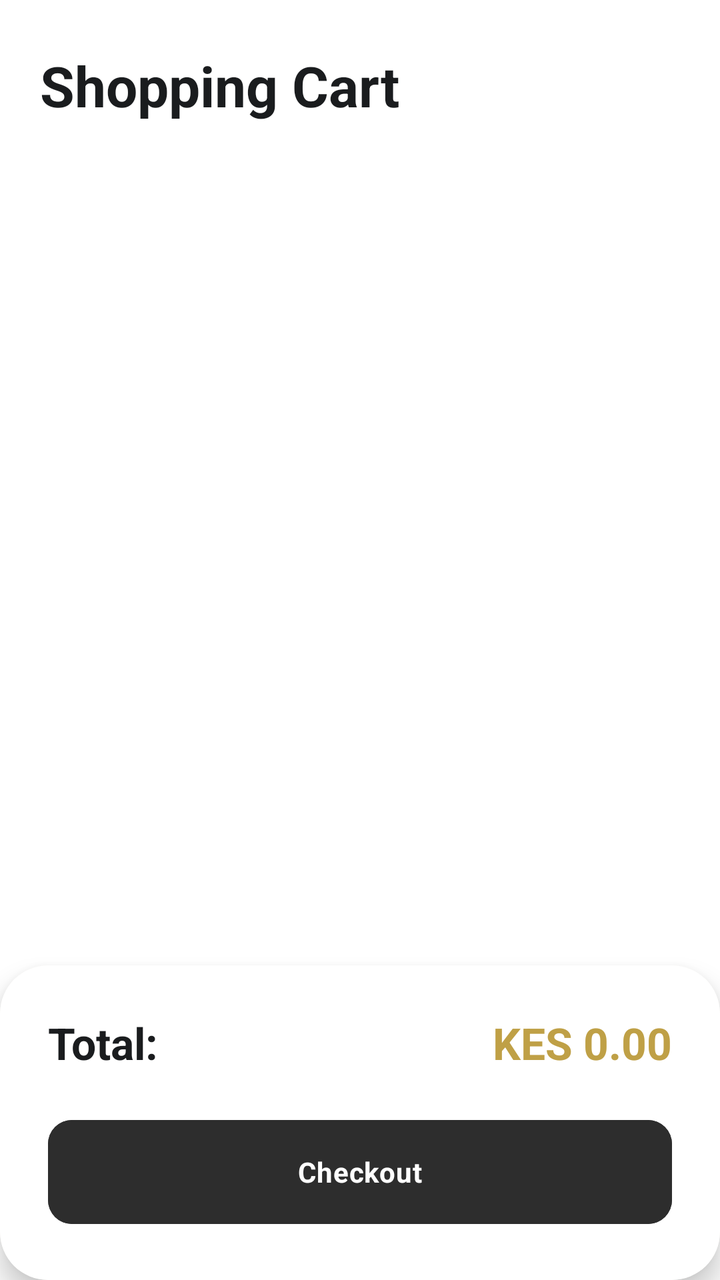
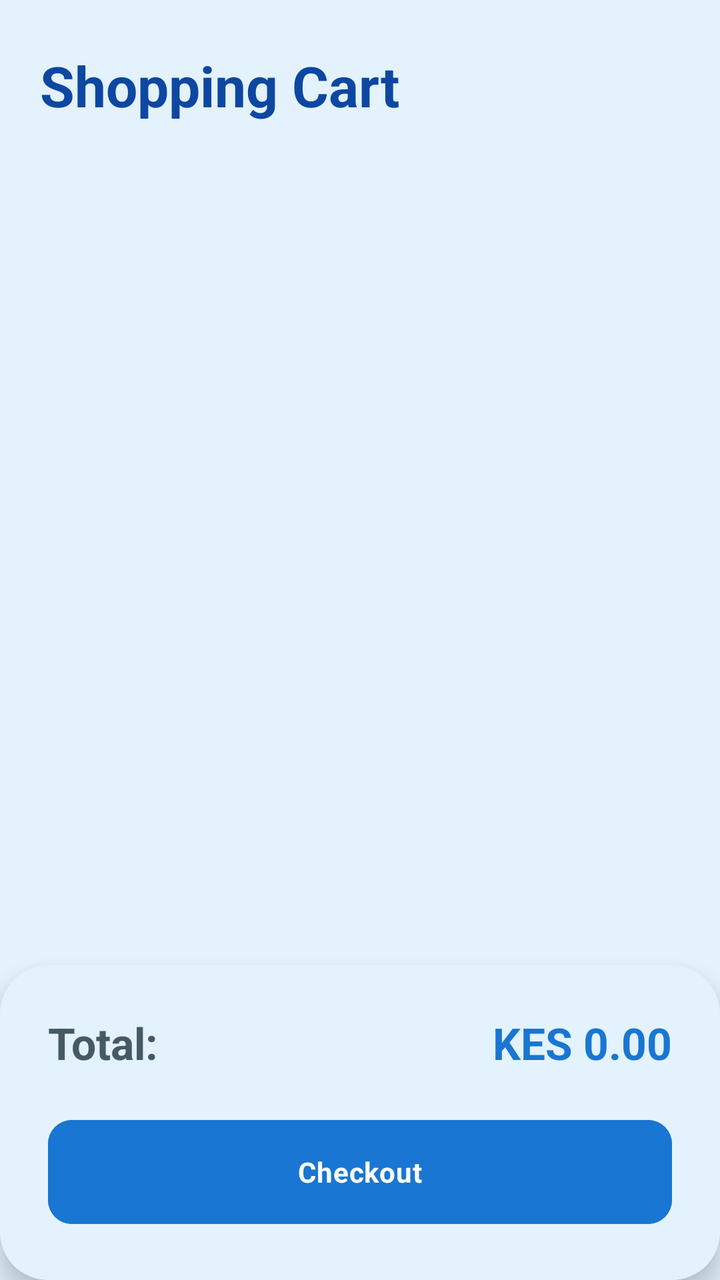

Screens rendered from an Android XML layout before and after an edit, with the pre-edit source and the edit as a unified diff.
<!-- AndroidManifest.xml: application theme Theme.StyleNestBoutique -->
<!-- res/layout/fragment_cart.xml -->
<?xml version="1.0" encoding="utf-8"?>
<androidx.constraintlayout.widget.ConstraintLayout xmlns:android="http://schemas.android.com/apk/res/android"
    xmlns:app="http://schemas.android.com/apk/res-auto"
    xmlns:tools="http://schemas.android.com/tools"
    android:layout_width="match_parent"
    android:layout_height="match_parent"
    android:background="?attr/colorSurface">

    <TextView
        android:id="@+id/title"
        android:layout_width="wrap_content"
        android:layout_height="wrap_content"
        android:layout_marginStart="20dp"
        android:layout_marginTop="24dp"
        android:text="@string/cart_title"
        android:textAppearance="?attr/textAppearanceHeadlineSmall"
        android:textStyle="bold"
        android:textColor="?attr/colorOnSurface"
        app:layout_constraintStart_toStartOf="parent"
        app:layout_constraintTop_toTopOf="parent" />

    <androidx.recyclerview.widget.RecyclerView
        android:id="@+id/cart_recycler"
        android:layout_width="match_parent"
        android:layout_height="0dp"
        android:layout_marginTop="16dp"
        android:clipToPadding="false"
        android:paddingBottom="100dp"
        app:layout_constraintBottom_toBottomOf="parent"
        app:layout_constraintTop_toBottomOf="@id/title"
        tools:listitem="@layout/item_product" />

    <com.google.android.material.card.MaterialCardView
        android:id="@+id/summary_card"
        android:layout_width="match_parent"
        android:layout_height="wrap_content"
        app:cardCornerRadius="24dp"
        app:cardElevation="8dp"
        app:layout_constraintBottom_toBottomOf="parent"
        app:strokeWidth="0dp"
        app:shapeAppearanceOverlay="@style/ShapeAppearance.Material3.Corner.Large">

        <LinearLayout
            android:layout_width="match_parent"
            android:layout_height="wrap_content"
            android:background="?attr/colorSurface"
            android:orientation="vertical"
            android:padding="24dp">

            <LinearLayout
                android:layout_width="match_parent"
                android:layout_height="wrap_content"
                android:orientation="horizontal">

                <TextView
                    android:layout_width="0dp"
                    android:layout_height="wrap_content"
                    android:layout_weight="1"
                    android:text="@string/total_label"
                    android:textAppearance="?attr/textAppearanceTitleMedium"
                    android:textColor="?attr/colorOnSurfaceVariant" />

                <TextView
                    android:id="@+id/total_price"
                    android:layout_width="wrap_content"
                    android:layout_height="wrap_content"
                    android:text="KES 0.00"
                    android:textAppearance="?attr/textAppearanceTitleLarge"
                    android:textColor="@color/brand_gold"
                    android:textStyle="bold" />
            </LinearLayout>

            <com.google.android.material.button.MaterialButton
                android:id="@+id/checkout_button"
                style="@style/Widget.Material3.Button"
                android:layout_width="match_parent"
                android:layout_height="60dp"
                android:layout_marginTop="20dp"
                android:backgroundTint="?attr/colorSecondary"
                android:text="@string/checkout_btn"
                android:textColor="?attr/colorOnSecondary"
                app:cornerRadius="12dp" />

        </LinearLayout>
    </com.google.android.material.card.MaterialCardView>

</androidx.constraintlayout.widget.ConstraintLayout>
<!-- res/layout/item_product.xml (included above) -->
<?xml version="1.0" encoding="utf-8"?>
<com.google.android.material.card.MaterialCardView xmlns:android="http://schemas.android.com/apk/res/android"
    xmlns:app="http://schemas.android.com/apk/res-auto"
    style="?attr/materialCardViewElevatedStyle"
    android:layout_width="match_parent"
    android:layout_height="wrap_content"
    android:layout_margin="8dp"
    app:cardCornerRadius="12dp"
    app:cardElevation="1dp"
    app:strokeWidth="0dp">

    <androidx.constraintlayout.widget.ConstraintLayout
        android:layout_width="match_parent"
        android:layout_height="wrap_content"
        android:paddingBottom="12dp">

        <com.google.android.material.imageview.ShapeableImageView
            android:id="@+id/product_image"
            android:layout_width="0dp"
            android:layout_height="0dp"
            android:scaleType="centerCrop"
            app:layout_constraintDimensionRatio="1:1.2"
            app:layout_constraintEnd_toEndOf="parent"
            app:layout_constraintStart_toStartOf="parent"
            app:layout_constraintTop_toTopOf="parent"
            app:shapeAppearanceOverlay="@style/ShapeAppearance.Material3.MediumComponent" />

        
        <View
            android:id="@+id/out_of_stock_overlay"
            android:layout_width="0dp"
            android:layout_height="0dp"
            android:background="#80FFFFFF"
            android:visibility="gone"
            app:layout_constraintBottom_toBottomOf="@id/product_image"
            app:layout_constraintEnd_toEndOf="@id/product_image"
            app:layout_constraintStart_toStartOf="@id/product_image"
            app:layout_constraintTop_toTopOf="@id/product_image" />

        <TextView
            android:id="@+id/out_of_stock_text"
            android:layout_width="wrap_content"
            android:layout_height="wrap_content"
            android:background="@color/black"
            android:paddingHorizontal="12dp"
            android:paddingVertical="6dp"
            android:text="OUT OF STOCK"
            android:textColor="@color/white"
            android:textSize="10sp"
            android:textStyle="bold"
            android:visibility="gone"
            app:layout_constraintBottom_toBottomOf="@id/product_image"
            app:layout_constraintEnd_toEndOf="@id/product_image"
            app:layout_constraintStart_toStartOf="@id/product_image"
            app:layout_constraintTop_toTopOf="@id/product_image" />

        
        <TextView
            android:id="@+id/sale_tag"
            android:layout_width="wrap_content"
            android:layout_height="wrap_content"
            android:layout_margin="8dp"
            android:background="@drawable/bg_sale_tag"
            android:paddingHorizontal="8dp"
            android:paddingVertical="4dp"
            android:text="SALE"
            android:textColor="@color/white"
            android:textSize="10sp"
            android:textStyle="bold"
            android:visibility="gone"
            app:layout_constraintStart_toStartOf="parent"
            app:layout_constraintTop_toTopOf="parent" />

        
        <ImageButton
            android:id="@+id/wishlist_button"
            android:layout_width="32dp"
            android:layout_height="32dp"
            android:layout_margin="8dp"
            android:background="?attr/selectableItemBackgroundBorderless"
            android:contentDescription="Add to wishlist"
            android:src="@drawable/ic_dress"
            app:layout_constraintEnd_toEndOf="parent"
            app:layout_constraintTop_toTopOf="parent"
            app:tint="@color/brand_gold" />

        <TextView
            android:id="@+id/product_name"
            android:layout_width="0dp"
            android:layout_height="wrap_content"
            android:layout_marginStart="12dp"
            android:layout_marginTop="8dp"
            android:layout_marginEnd="12dp"
            android:ellipsize="end"
            android:maxLines="1"
            android:text="Premium Urban Wear"
            android:textAppearance="?attr/textAppearanceTitleSmall"
            android:textColor="?attr/colorOnSurface"
            android:textStyle="bold"
            app:layout_constraintEnd_toEndOf="parent"
            app:layout_constraintStart_toStartOf="parent"
            app:layout_constraintTop_toBottomOf="@id/product_image" />

        <TextView
            android:id="@+id/product_price"
            android:layout_width="wrap_content"
            android:layout_height="wrap_content"
            android:layout_marginStart="12dp"
            android:layout_marginTop="2dp"
            android:text="KES 4,500"
            android:textAppearance="?attr/textAppearanceBodyMedium"
            android:textColor="@color/brand_gold"
            android:textStyle="bold"
            app:layout_constraintStart_toStartOf="parent"
            app:layout_constraintTop_toBottomOf="@id/product_name" />

        <ImageButton
            android:id="@+id/add_to_cart_quick"
            android:layout_width="32dp"
            android:layout_height="32dp"
            android:layout_marginEnd="12dp"
            android:background="?attr/selectableItemBackgroundBorderless"
            android:contentDescription="Add to cart"
            android:src="@drawable/ic_cart"
            app:layout_constraintBottom_toBottomOf="@id/product_price"
            app:layout_constraintEnd_toEndOf="parent"
            app:layout_constraintTop_toTopOf="@id/product_price"
            app:tint="@color/brand_gold" />

    </androidx.constraintlayout.widget.ConstraintLayout>
</com.google.android.material.card.MaterialCardView>
<!-- resources referenced by this layout -->
<resources>
  <color name="black">#1A1C1E</color>
  <color name="brand_gold">#BFA046</color>
  <color name="sale_red">#D32F2F</color>
  <style name="Base.Theme.StyleNestBoutique" parent="Theme.Material3.DayNight.NoActionBar">
          
          <item name="colorPrimary">@color/brand_gold_dark</item> 
          <item name="colorOnPrimary">@color/white_pure</item>
          <item name="colorPrimaryContainer">@color/brand_gold_light</item>
          <item name="colorOnPrimaryContainer">@color/brand_gold_dark</item>
  
          
          <item name="colorSecondary">@color/charcoal</item>
          <item name="colorOnSecondary">@color/white_pure</item>
          <item name="colorSecondaryContainer">@color/gray_medium</item>
          <item name="colorOnSecondaryContainer">@color/black</item>
  
          
          <item name="android:windowBackground">@color/white_pure</item>
          <item name="colorSurface">@color/white_pure</item>
          <item name="colorOnSurface">@color/black</item>
          <item name="colorSurfaceVariant">@color/gray_light</item>
          <item name="colorOnSurfaceVariant">@color/black</item> 
          <item name="colorOutline">@color/gray_medium</item>
          <item name="colorOutlineVariant">@color/gray_medium</item>
  
          
          <item name="android:statusBarColor">@android:color/transparent</item>
          <item name="android:navigationBarColor">@android:color/transparent</item>
          <item name="android:windowLightStatusBar">true</item>
          <item name="android:windowLightNavigationBar" tools:targetApi="27">true</item>
  
          
          <item name="materialButtonStyle">@style/StyleNest.Button</item>
          <item name="chipStyle">@style/StyleNest.Chip</item>
  
          
          <item name="textAppearanceHeadlineLarge">@style/StyleNest.TextAppearance.Headline.Bold</item>
          <item name="textAppearanceHeadlineMedium">@style/StyleNest.TextAppearance.Headline.Bold</item>
          <item name="textAppearanceHeadlineSmall">@style/StyleNest.TextAppearance.Headline.Bold</item>
          <item name="textAppearanceTitleLarge">@style/StyleNest.TextAppearance.Title.Bold</item>
          <item name="textAppearanceTitleMedium">@style/StyleNest.TextAppearance.Title.Bold</item>
          <item name="textAppearanceTitleSmall">@style/StyleNest.TextAppearance.Title.Bold</item>
          <item name="textAppearanceBodyLarge">@style/StyleNest.TextAppearance.Body.Bold</item>
          <item name="textAppearanceBodyMedium">@style/StyleNest.TextAppearance.Body.Bold</item>
          <item name="textAppearanceBodySmall">@style/StyleNest.TextAppearance.Body.Bold</item>
          <item name="textAppearanceLabelLarge">@style/StyleNest.TextAppearance.Body.Bold</item>
          <item name="textAppearanceLabelMedium">@style/StyleNest.TextAppearance.Body.Bold</item>
          <item name="textAppearanceLabelSmall">@style/StyleNest.TextAppearance.Body.Bold</item>
      </style>
  <color name="brand_gold_dark">#8C7230</color>
  <color name="brand_gold_light">#F4EFE0</color>
  <color name="charcoal">#2D2D2D</color>
  <color name="gray_medium">#E9ECEF</color>
  <color name="gray_light">#F8F9FA</color>
  <style name="StyleNest.Button" parent="Widget.Material3.Button">
          <item name="cornerRadius">8dp</item>
          <item name="android:textStyle">bold</item>
      </style>
  <style name="StyleNest.Chip" parent="Widget.Material3.Chip.Assist">
          <item name="shapeAppearance">@style/ShapeAppearance.Material3.Corner.Small</item>
          <item name="android:textStyle">bold</item>
      </style>
  <style name="StyleNest.TextAppearance.Headline.Bold" parent="TextAppearance.Material3.HeadlineMedium">
          <item name="android:textStyle">bold</item>
          <item name="android:textColor">@color/brand_gold_dark</item> 
          <item name="android:fontFamily">sans-serif-medium</item>
      </style>
  <style name="StyleNest.TextAppearance.Title.Bold" parent="TextAppearance.Material3.TitleLarge">
          <item name="android:textStyle">bold</item>
          <item name="android:textColor">?attr/colorOnSurface</item>
          <item name="android:fontFamily">sans-serif-medium</item>
      </style>
  <style name="StyleNest.TextAppearance.Body.Bold" parent="TextAppearance.Material3.BodyMedium">
          <item name="android:textStyle">bold</item>
          <item name="android:textColor">?attr/colorOnSurface</item>
          <item name="android:fontFamily">sans-serif</item>
      </style>
  <!-- unchanged entries left out for length: 9 -->
</resources>

<!-- the commit's change to res/layout/fragment_cart.xml (unified diff, before → after) -->
@@ -66,7 +66,7 @@
                     android:layout_height="wrap_content"
                     android:text="KES 0.00"
                     android:textAppearance="?attr/textAppearanceTitleLarge"
-                    android:textColor="@color/brand_gold"
+                    android:textColor="?attr/colorPrimary"
                     android:textStyle="bold" />
             </LinearLayout>
 
@@ -76,9 +76,9 @@
                 android:layout_width="match_parent"
                 android:layout_height="60dp"
                 android:layout_marginTop="20dp"
-                android:backgroundTint="?attr/colorSecondary"
+                android:backgroundTint="?attr/colorPrimary"
                 android:text="@string/checkout_btn"
-                android:textColor="?attr/colorOnSecondary"
+                android:textColor="?attr/colorOnPrimary"
                 app:cornerRadius="12dp" />
 
         </LinearLayout>
@@ -170,7 +170,7 @@
             android:src="@drawable/ic_dress"
             app:layout_constraintEnd_toEndOf="parent"
             app:layout_constraintTop_toTopOf="parent"
-            app:tint="@color/brand_gold" />
+            app:tint="?attr/colorPrimary" />
 
         <TextView
             android:id="@+id/product_name"
@@ -197,7 +197,7 @@
             android:layout_marginTop="2dp"
             android:text="KES 4,500"
             android:textAppearance="?attr/textAppearanceBodyMedium"
-            android:textColor="@color/brand_gold"
+            android:textColor="?attr/colorPrimary"
             android:textStyle="bold"
             app:layout_constraintStart_toStartOf="parent"
             app:layout_constraintTop_toBottomOf="@id/product_name" />
@@ -213,7 +213,7 @@
             app:layout_constraintBottom_toBottomOf="@id/product_price"
             app:layout_constraintEnd_toEndOf="parent"
             app:layout_constraintTop_toTopOf="@id/product_price"
-            app:tint="@color/brand_gold" />
+            app:tint="?attr/colorPrimary" />
 
     </androidx.constraintlayout.widget.ConstraintLayout>
 </com.google.android.material.card.MaterialCardView>
<!-- resource entries referenced after the edit -->
@@ -1,34 +1,33 @@
 <!-- resources referenced by this layout -->
 <resources>
-  <color name="black">#1A1C1E</color>
-  <color name="brand_gold">#BFA046</color>
-  <color name="sale_red">#D32F2F</color>
+  <color name="black">#0D1B2A</color>
+  <color name="brand_gold">#D4AF37</color>
+  <color name="sale_red">#FF5252</color>
   <style name="Base.Theme.StyleNestBoutique" parent="Theme.Material3.DayNight.NoActionBar">
           
-          <item name="colorPrimary">@color/brand_gold_dark</item> 
+          <item name="colorPrimary">@color/primary_blue</item>
           <item name="colorOnPrimary">@color/white_pure</item>
-          <item name="colorPrimaryContainer">@color/brand_gold_light</item>
-          <item name="colorOnPrimaryContainer">@color/brand_gold_dark</item>
+          <item name="colorPrimaryContainer">@color/secondary_blue</item>
+          <item name="colorOnPrimaryContainer">@color/primary_blue_dark</item>
   
           
-          <item name="colorSecondary">@color/charcoal</item>
+          <item name="colorSecondary">@color/primary_blue_dark</item>
           <item name="colorOnSecondary">@color/white_pure</item>
-          <item name="colorSecondaryContainer">@color/gray_medium</item>
-          <item name="colorOnSecondaryContainer">@color/black</item>
+          <item name="colorSecondaryContainer">@color/secondary_blue</item>
+          <item name="colorOnSecondaryContainer">@color/text_main</item>
   
           
-          <item name="android:windowBackground">@color/white_pure</item>
-          <item name="colorSurface">@color/white_pure</item>
-          <item name="colorOnSurface">@color/black</item>
-          <item name="colorSurfaceVariant">@color/gray_light</item>
-          <item name="colorOnSurfaceVariant">@color/black</item> 
-          <item name="colorOutline">@color/gray_medium</item>
-          <item name="colorOutlineVariant">@color/gray_medium</item>
+          <item name="android:windowBackground">@color/app_bg_blue</item>
+          <item name="colorSurface">@color/app_bg_blue</item>
+          <item name="colorOnSurface">@color/text_main</item>
+          <item name="colorSurfaceVariant">@color/secondary_blue</item>
+          <item name="colorOnSurfaceVariant">@color/text_secondary</item>
+          <item name="colorOutline">@color/primary_blue</item>
   
           
-          <item name="android:statusBarColor">@android:color/transparent</item>
-          <item name="android:navigationBarColor">@android:color/transparent</item>
-          <item name="android:windowLightStatusBar">true</item>
+          <item name="android:statusBarColor">@color/primary_blue</item>
+          <item name="android:navigationBarColor">@color/app_bg_blue</item>
+          <item name="android:windowLightStatusBar">false</item>
           <item name="android:windowLightNavigationBar" tools:targetApi="27">true</item>
   
           
@@ -49,32 +48,36 @@
           <item name="textAppearanceLabelMedium">@style/StyleNest.TextAppearance.Body.Bold</item>
           <item name="textAppearanceLabelSmall">@style/StyleNest.TextAppearance.Body.Bold</item>
       </style>
-  <color name="brand_gold_dark">#8C7230</color>
-  <color name="brand_gold_light">#F4EFE0</color>
-  <color name="charcoal">#2D2D2D</color>
-  <color name="gray_medium">#E9ECEF</color>
-  <color name="gray_light">#F8F9FA</color>
+  <color name="primary_blue">#1976D2</color>
+  <color name="secondary_blue">#BBDEFB</color>
+  <color name="primary_blue_dark">#1565C0</color>
+  <color name="text_main">#0D47A1</color>
+  <color name="app_bg_blue">#E3F2FD</color>
+  <color name="text_secondary">#455A64</color>
   <style name="StyleNest.Button" parent="Widget.Material3.Button">
-          <item name="cornerRadius">8dp</item>
+          <item name="android:backgroundTint">@color/primary_blue</item>
+          <item name="android:textColor">@color/white_pure</item>
+          <item name="cornerRadius">12dp</item>
           <item name="android:textStyle">bold</item>
       </style>
   <style name="StyleNest.Chip" parent="Widget.Material3.Chip.Assist">
-          <item name="shapeAppearance">@style/ShapeAppearance.Material3.Corner.Small</item>
+          <item name="shapeAppearance">@style/ShapeAppearance.Material3.Corner.Medium</item>
           <item name="android:textStyle">bold</item>
+          <item name="chipBackgroundColor">@color/white_pure</item>
       </style>
   <style name="StyleNest.TextAppearance.Headline.Bold" parent="TextAppearance.Material3.HeadlineMedium">
           <item name="android:textStyle">bold</item>
-          <item name="android:textColor">@color/brand_gold_dark</item> 
+          <item name="android:textColor">@color/primary_blue</item>
           <item name="android:fontFamily">sans-serif-medium</item>
       </style>
   <style name="StyleNest.TextAppearance.Title.Bold" parent="TextAppearance.Material3.TitleLarge">
           <item name="android:textStyle">bold</item>
-          <item name="android:textColor">?attr/colorOnSurface</item>
+          <item name="android:textColor">@color/text_main</item>
           <item name="android:fontFamily">sans-serif-medium</item>
       </style>
   <style name="StyleNest.TextAppearance.Body.Bold" parent="TextAppearance.Material3.BodyMedium">
           <item name="android:textStyle">bold</item>
-          <item name="android:textColor">?attr/colorOnSurface</item>
+          <item name="android:textColor">@color/text_main</item>
           <item name="android:fontFamily">sans-serif</item>
       </style>
   <!-- unchanged entries left out for length: 9 -->
